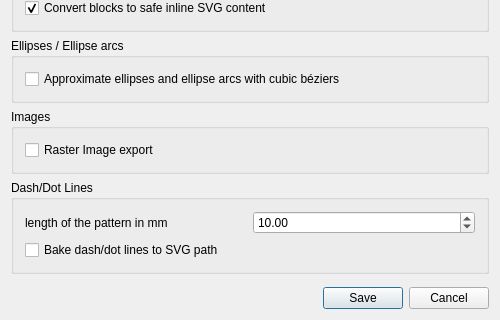
Qt form librecad/src/ui/forms/qg_dlgoptionsmakercam.ui (ayaromenok/LibreCAD) before a commit; both pictures show x 0 to 500 and y 170 to 490 of the 500 by 490 pixel window.
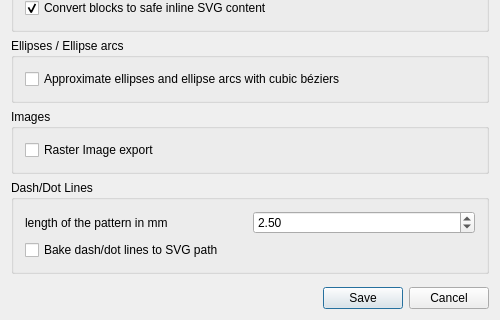
The same form after that commit.

```diff
--- a/librecad/src/ui/forms/qg_dlgoptionsmakercam.ui
+++ b/librecad/src/ui/forms/qg_dlgoptionsmakercam.ui
@@ -166,7 +166,7 @@
              <double>0.100000000000000</double>
             </property>
             <property name="value">
-             <double>10.000000000000000</double>
+             <double>2.500000000000000</double>
             </property>
            </widget>
           </item>
```
